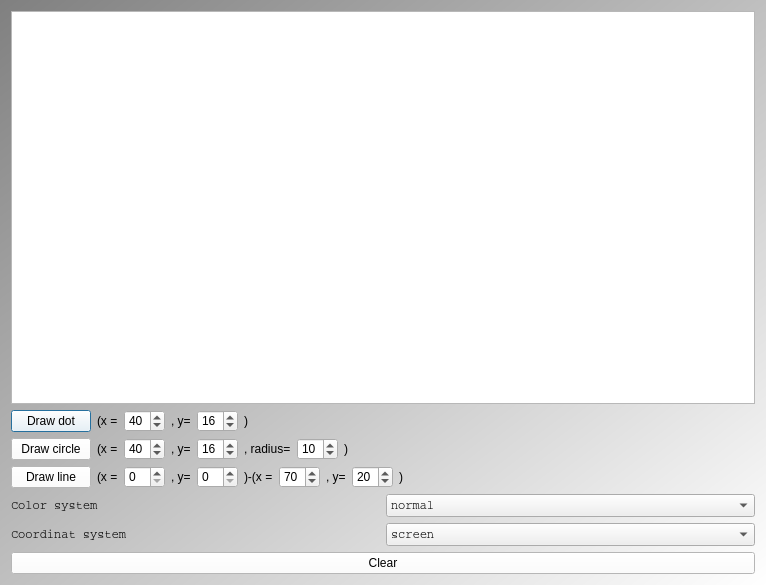
The window that Tools/ToolTestImageCanvas/qttestimagecanvasmaindialog.ui (richelbilderbeek/ProjectRichelBilderbeek) describes before a commit, drawn with Qt 5.
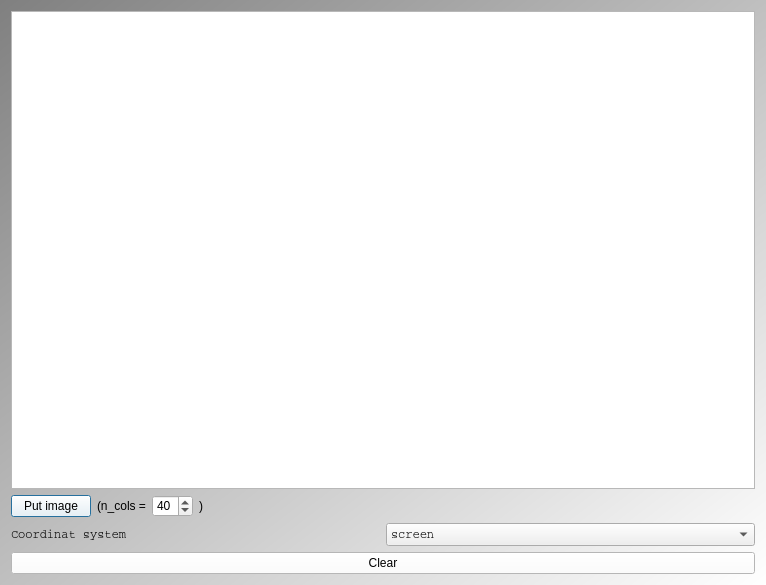
The same window after the commit.

What changed in the file:
```diff
--- a/Tools/ToolTestImageCanvas/qttestimagecanvasmaindialog.ui
+++ b/Tools/ToolTestImageCanvas/qttestimagecanvasmaindialog.ui
@@ -36,14 +36,14 @@
      <item>
       <widget class="QPushButton" name="button_dot">
        <property name="text">
-        <string>Draw dot</string>
+        <string>Put image</string>
        </property>
       </widget>
      </item>
      <item>
       <widget class="QLabel" name="label_dot_x">
        <property name="text">
-        <string>(x =</string>
+        <string>(n_cols =</string>
        </property>
       </widget>
      </item>
@@ -57,20 +57,6 @@
      <item>
       <widget class="QLabel" name="label_doy_y">
        <property name="text">
-        <string>, y=</string>
-       </property>
-      </widget>
-     </item>
-     <item>
-      <widget class="QSpinBox" name="box_dot_y">
-       <property name="value">
-        <number>16</number>
-       </property>
-      </widget>
-     </item>
-     <item>
-      <widget class="QLabel" name="label_dot_close">
-       <property name="text">
         <string>)</string>
        </property>
       </widget>
@@ -90,193 +76,6 @@
      </item>
     </layout>
    </item>
-   <item>
-    <layout class="QHBoxLayout" name="layout_circle">
-     <item>
-      <widget class="QPushButton" name="button_circle">
-       <property name="text">
-        <string>Draw circle</string>
-       </property>
-      </widget>
-     </item>
-     <item>
-      <widget class="QLabel" name="label_circle_x">
-       <property name="text">
-        <string>(x =</string>
-       </property>
-      </widget>
-     </item>
-     <item>
-      <widget class="QSpinBox" name="box_circle_x">
-       <property name="value">
-        <number>40</number>
-       </property>
-      </widget>
-     </item>
-     <item>
-      <widget class="QLabel" name="label_circle_y">
-       <property name="text">
-        <string>, y=</string>
-       </property>
-      </widget>
-     </item>
-     <item>
-      <widget class="QSpinBox" name="box_circle_y">
-       <property name="value">
-        <number>16</number>
-       </property>
-      </widget>
-     </item>
-     <item>
-      <widget class="QLabel" name="label_circle_r">
-       <property name="text">
-        <string>, radius=</string>
-       </property>
-      </widget>
-     </item>
-     <item>
-      <widget class="QSpinBox" name="box_circle_r">
-       <property name="value">
-        <number>10</number>
-       </property>
-      </widget>
-     </item>
-     <item>
-      <widget class="QLabel" name="label_circle_close">
-       <property name="text">
-        <string>)</string>
-       </property>
-      </widget>
-     </item>
-     <item>
-      <spacer name="horizontalSpacer_2">
-       <property name="orientation">
-        <enum>Qt::Horizontal</enum>
-       </property>
-       <property name="sizeHint" stdset="0">
-        <size>
-         <width>40</width>
-         <height>20</height>
-        </size>
-       </property>
-      </spacer>
-     </item>
-    </layout>
-   </item>
-   <item>
-    <layout class="QHBoxLayout" name="layout_line">
-     <item>
-      <widget class="QPushButton" name="button_line">
-       <property name="text">
-        <string>Draw line</string>
-       </property>
-      </widget>
-     </item>
-     <item>
-      <widget class="QLabel" name="label_line_x1">
-       <property name="text">
-        <string>(x =</string>
-       </property>
-      </widget>
-     </item>
-     <item>
-      <widget class="QSpinBox" name="box_line_x1"/>
-     </item>
-     <item>
-      <widget class="QLabel" name="label_line_y1">
-       <property name="text">
-        <string>, y=</string>
-       </property>
-      </widget>
-     </item>
-     <item>
-      <widget class="QSpinBox" name="box_line_y1"/>
-     </item>
-     <item>
-      <widget class="QLabel" name="label_line_x2">
-       <property name="text">
-        <string>)-(x =</string>
-       </property>
-      </widget>
-     </item>
-     <item>
-      <widget class="QSpinBox" name="box_line_x2">
-       <property name="value">
-        <number>70</number>
-       </property>
-      </widget>
-     </item>
-     <item>
-      <widget class="QLabel" name="label_line_y2">
-       <property name="text">
-        <string>, y=</string>
-       </property>
-      </widget>
-     </item>
-     <item>
-      <widget class="QSpinBox" name="box_line_y2">
-       <property name="value">
-        <number>20</number>
-       </property>
-      </widget>
-     </item>
-     <item>
-      <widget class="QLabel" name="label_line_close">
-       <property name="text">
-        <string>)</string>
-       </property>
-      </widget>
-     </item>
-     <item>
-      <spacer name="horizontalSpacer_3">
-       <property name="orientation">
-        <enum>Qt::Horizontal</enum>
-       </property>
-       <property name="sizeHint" stdset="0">
-        <size>
-         <width>40</width>
-         <height>20</height>
-        </size>
-       </property>
-      </spacer>
-     </item>
-    </layout>
-   </item>
-   <item>
-    <layout class="QHBoxLayout" name="horizontalLayout">
-     <item>
-      <widget class="QLabel" name="label_color_system">
-       <property name="font">
-        <font>
-         <family>Courier</family>
-        </font>
-       </property>
-       <property name="text">
-        <string>Color system</string>
-       </property>
-      </widget>
-     </item>
-     <item>
-      <widget class="QComboBox" name="box_color_system">
-       <property name="font">
-        <font>
-         <family>Courier</family>
-        </font>
-       </property>
-       <item>
-        <property name="text">
-         <string>normal</string>
-        </property>
-       </item>
-       <item>
-        <property name="text">
-         <string>invert</string>
-        </property>
-       </item>
-      </widget>
-     </item>
-    </layout>
-   </item>
    <item>
     <layout class="QHBoxLayout" name="horizontalLayout_2">
      <item>
```
Left out of the diff: 16 changed lines with no effect on the pictures.
